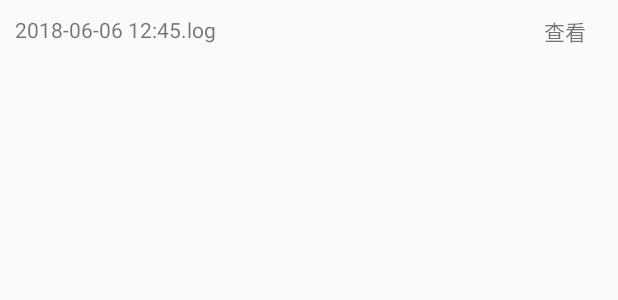
After one commit to HuaZaiWuDi/TBra, an Android app: the layout layout_log_item.xml on its own in the app's theme, with its tools: preview values and no code run, on a phone screen of 412 x 824 dp. The commit adds this screen. Shown: the top 300 px of the screen. Run offline under Robolectric (Android 15) with nearby library versions, the phone set to English and light mode, and no system bars.

Commit message:
增加蓝牙数据日志功能

```diff
--- a/app/build.gradle
+++ b/app/build.gradle
@@ -4,7 +4,6 @@ apply plugin: 'com.jakewharton.butterknife'
 //Git每次提交的版本号
 def cmd = 'git rev-list HEAD --count'
 def gitVersion = cmd.execute().text.trim().toInteger()
-
 
 // 依赖插件脚本
 //apply from: 'tinker-support.gradle'
--- a/app/src/main/java/com/wesmartclothing/tbra/ble/BleTools.java
+++ b/app/src/main/java/com/wesmartclothing/tbra/ble/BleTools.java
@@ -30,6 +30,7 @@ import com.wesmartclothing.tbra.ble.listener.BleOpenNotifyCallBack;
 import com.wesmartclothing.tbra.constant.BLEKey;
 import com.wesmartclothing.tbra.entity.DeviceBatteryInfoBean;
 import com.wesmartclothing.tbra.entity.rxbus.ConnectStateBus;
+import com.wesmartclothing.tbra.tools.LogTools;
 
 import java.util.List;
 
@@ -135,6 +136,8 @@ public class BleTools {
         }
         this.bytes = bytes;
         this.subscriber = subscriber;
+
+        LogTools.saveDeviceLog("写数据:" + HexUtil.encodeHexStr(bytes));
         if (currentCount > reWriteCount) {
             Log.e(TAG, "写失败--次数：" + currentCount);
             if (subscriber != null) subscriber.onError(new ExplainException("写入失败", -2));
@@ -212,6 +215,8 @@ public class BleTools {
             @Override
             public void onCharacteristicChanged(byte[] data) {
                 Log.d(TAG, "蓝牙数据更新:" + HexUtil.encodeHexStr(data));
+
+                LogTools.saveDeviceLog("蓝牙数据更新:" + HexUtil.encodeHexStr(data));
 
                 //命令数据
                 if (subscriber != null && data[3] == bytes[3]) {
--- a/app/src/main/java/com/wesmartclothing/tbra/tools/CheckTempErrorUtil.java
+++ b/app/src/main/java/com/wesmartclothing/tbra/tools/CheckTempErrorUtil.java
@@ -52,11 +52,12 @@ public class CheckTempErrorUtil {
     /**
      * 判断是否是有效温度。温度在32到42之间为有效温度
      *
+     * 2019-03-21 修改有效温度的最大值为39
      * @param temp
      * @return
      */
     public static boolean isValidTemperature(double temp) {
-        return 32 <= temp && temp <= 42;
+        return 32 <= temp && temp <= 39;
     }
 
 }
--- a/app/src/main/java/com/wesmartclothing/tbra/ui/main/mine/MineFragment.java
+++ b/app/src/main/java/com/wesmartclothing/tbra/ui/main/mine/MineFragment.java
@@ -16,6 +16,7 @@ import com.vondear.rxtools.utils.net.RxNetSubscriber;
 import com.vondear.rxtools.view.RxToast;
 import com.vondear.rxtools.view.cardview.CardView;
 import com.vondear.rxtools.view.layout.RxImageView;
+import com.wesmartclothing.tbra.BuildConfig;
 import com.wesmartclothing.tbra.R;
 import com.wesmartclothing.tbra.base.BaseAcFragment;
 import com.wesmartclothing.tbra.constant.SPKey;
@@ -26,6 +27,7 @@ import com.wesmartclothing.tbra.net.NetManager;
 import com.wesmartclothing.tbra.net.RxManager;
 import com.wesmartclothing.tbra.tools.GlideImageLoader;
 import com.wesmartclothing.tbra.ui.main.mine.relationphone.RelationPhoneActivity;
+import com.wesmartclothing.tbra.ui.test.LogActivity;
 import com.zchu.rxcache.RxCache;
 import com.zchu.rxcache.data.CacheResult;
 import com.zchu.rxcache.stategy.CacheStrategy;
@@ -211,6 +213,8 @@ public class MineFragment extends BaseAcFragment {
                 RxActivityUtils.skipActivity(mContext, FeedbackActivity.class);
                 break;
             case R.id.layout_shareApp:
+                if (BuildConfig.DEBUG)
+                    RxActivityUtils.skipActivity(mContext, LogActivity.class);
                 break;
             case R.id.layout_aboutUs:
                 RxActivityUtils.skipActivity(mContext, AboutUsActivity.class);
--- a/app/src/main/java/com/wesmartclothing/tbra/ui/main/monitor/MonitorFragment.java
+++ b/app/src/main/java/com/wesmartclothing/tbra/ui/main/monitor/MonitorFragment.java
@@ -144,6 +144,9 @@ public class MonitorFragment extends BaseAcFragment {
                 .subscribe(new RxNetSubscriber<List<CarouselPictureBean>>() {
                     @Override
                     protected void _onNext(List<CarouselPictureBean> carouselPictureBeans) {
+
+                        RxLogUtils.d("轮播图：" + carouselPictureBeans.get(0).toString());
+
                         if (!RxDataUtils.isEmpty(mImgInformationEmpty)) {
                             mImgInformationEmpty.setVisibility(View.GONE);
                         }
--- a/app/src/main/java/com/wesmartclothing/tbra/view/TimingMonitorView.java
+++ b/app/src/main/java/com/wesmartclothing/tbra/view/TimingMonitorView.java
@@ -303,6 +303,4 @@ public class TimingMonitorView extends LinearLayout {
     }
 
 
-
-
 }
--- /dev/null
+++ b/app/src/main/res/layout/layout_log_item.xml
@@ -0,0 +1,27 @@
+<?xml version="1.0" encoding="utf-8"?>
+<RelativeLayout
+    xmlns:android="http://schemas.android.com/apk/res/android"
+    xmlns:tools="http://schemas.android.com/tools"
+    android:layout_width="match_parent"
+    android:layout_height="wrap_content"
+    android:padding="10dp">
+
+    <TextView
+        android:id="@+id/tv_logDate"
+        android:layout_width="wrap_content"
+        android:layout_height="wrap_content"
+        tools:text="2018-06-06 12:45.log"/>
+
+
+
+
+    <TextView
+        android:id="@+id/tv_details"
+        android:layout_width="50dp"
+        android:layout_height="wrap_content"
+        android:layout_alignParentRight="true"
+        android:gravity="center"
+        android:text="查看"
+        />
+
+</RelativeLayout>
```
Also changed, not shown: app/src/main/AndroidManifest.xml (+20 -69 lines), app/src/main/java/com/wesmartclothing/tbra/entity/UserInfoBean.java (+0 -10 lines), app/src/main/java/com/wesmartclothing/tbra/net/RxManager.java (+18 -0 lines), app/src/main/java/com/wesmartclothing/tbra/net/ServiceAPI.java (+3 -5 lines), app/src/main/java/com/wesmartclothing/tbra/service/BleService.java (+10 -1 lines), app/src/main/java/com/wesmartclothing/tbra/tools/LogTools.java (added, +67 -0 lines), app/src/main/java/com/wesmartclothing/tbra/ui/test/LogActivity.java (added, +94 -0 lines), app/src/main/res/layout/activity_about_us.xml (+9 -8 lines), app/src/main/res/layout/activity_log.xml (added, +30 -0 lines).
